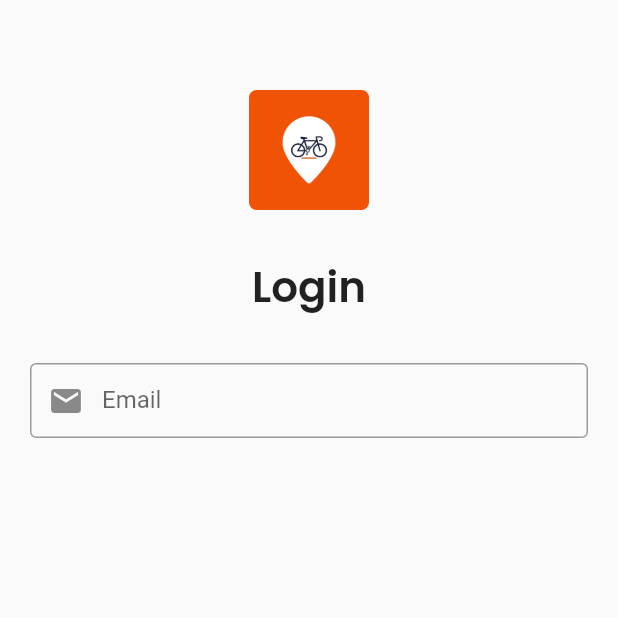
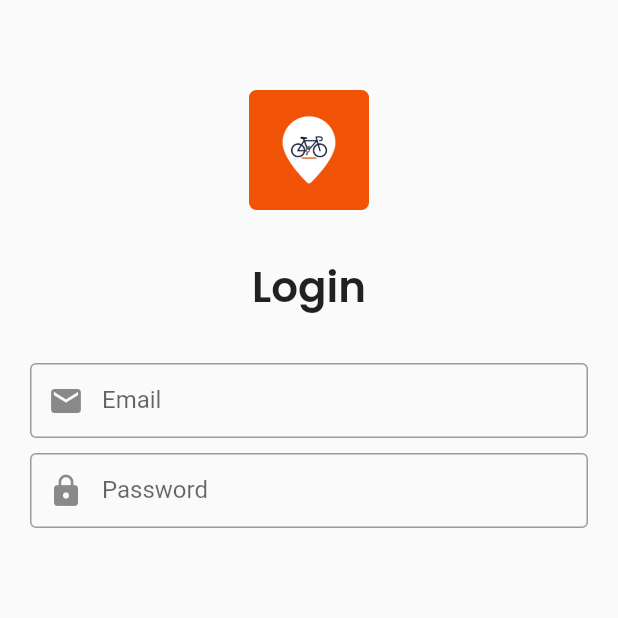
Before and after one commit to kamilawad/Bike-Track, a Flutter app: the LoginScreen screen opened by its route, on a phone screen of 412 x 824 dp, the top half of it. Run offline on Flutter 3.47's test engine with Material 3 defaults, Android fonts, the light colour scheme and no system bars; our stand-ins replace google_fonts.

Commit message:
frontend - add password input field

```diff
--- a/mobile_flutter/lib/screens/auth/login_screen.dart
+++ b/mobile_flutter/lib/screens/auth/login_screen.dart
@@ -51,6 +51,21 @@ class _LoginScreenState extends State<LoginScreen> {
                       ),
                     ),
                   ),
+
+                  const SizedBox(height: 10),
+                  SizedBox(
+                    height: 50.0,
+                    child: TextFormField(
+                      keyboardType: TextInputType.text,
+                      obscureText: true,
+                      decoration: const InputDecoration(
+                        labelText: "Password",
+                        //contentPadding: EdgeInsets.symmetric(vertical: 10.0),
+                        border: OutlineInputBorder(),
+                        prefixIcon: Icon(Icons.lock),
+                      ),
+                    ),
+                  ),
                 ],
               ),
             ),
```
